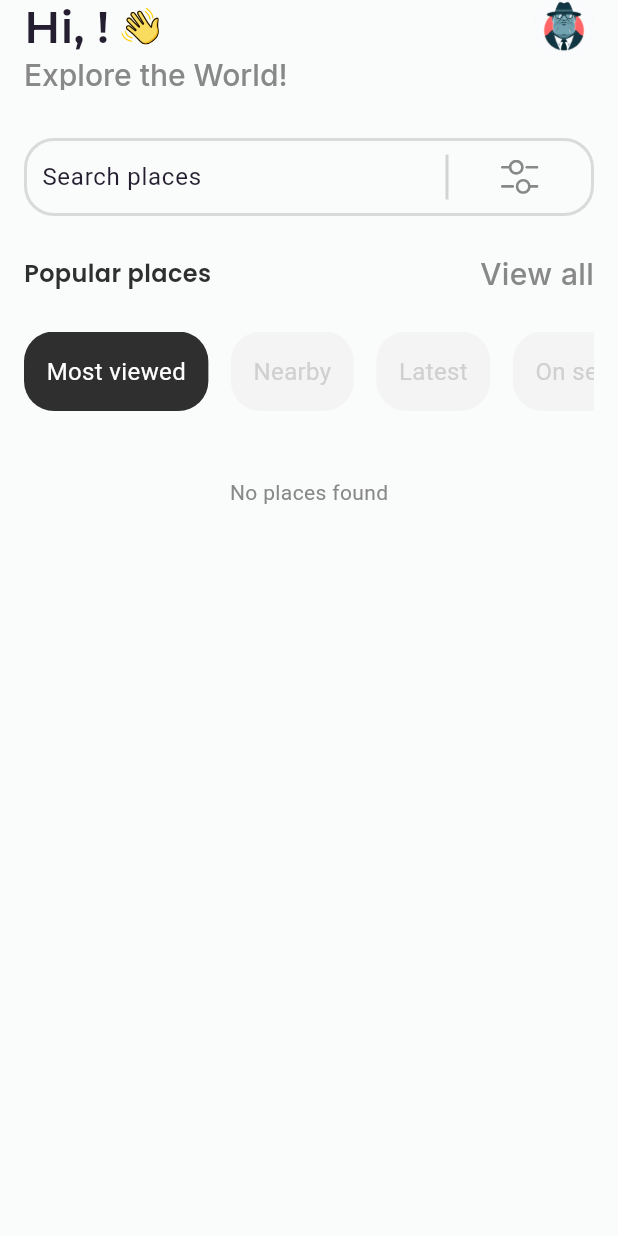
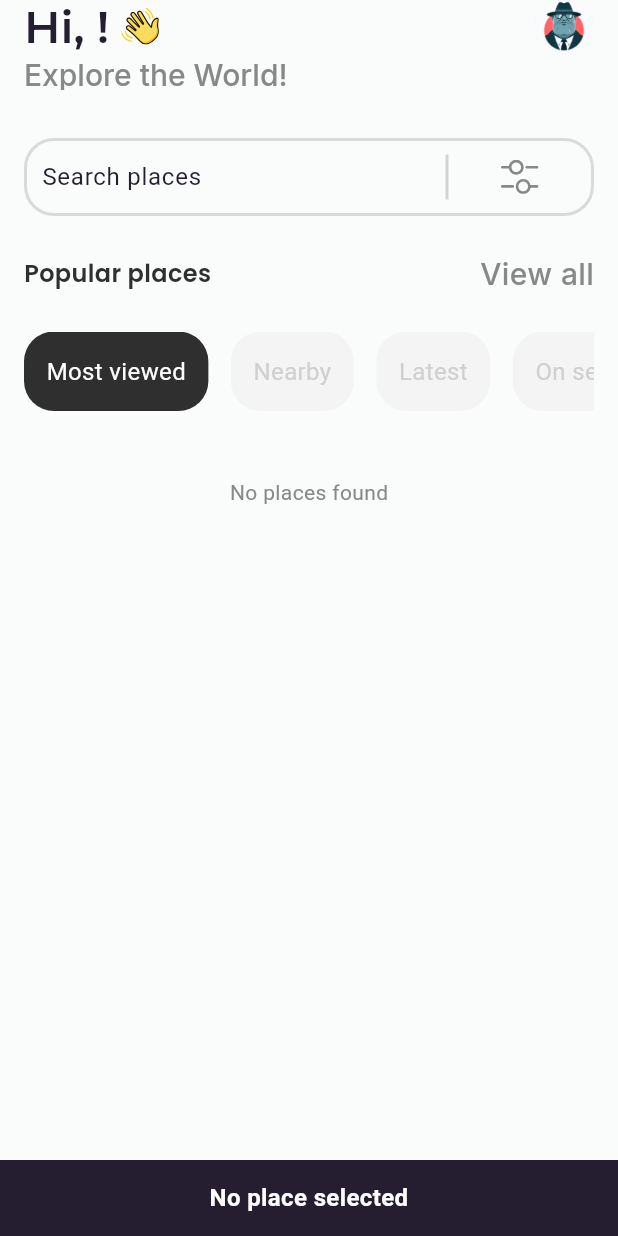
Before and after one commit to nabsba/FlutterFamousPlace, a Flutter app: the HomePage screen opened by its route, after a tap on an icon or button, on a phone screen of 412 x 824 dp. Run offline on Flutter 3.47's test engine with Material 3 defaults, Android fonts, the phone set to English and light mode, and no system bars; our stand-ins replace connectivity_plus, firebase_auth, firebase_core, firebase_storage, flutter_riverpod, flutter_secure_storage and 11 more; missing offline and left inert: dart:ffi, jwt_decode; accounts and stored records are empty; generated files the repository leaves out were written again.

Commit message:
fix(famousPlaces/InputSearchPlace): hide drop down menu after selection made + handle situation where find is clicked with no selection

```diff
--- a/lib/features/famousPlaces/components/InputSearchPlace.dart
+++ b/lib/features/famousPlaces/components/InputSearchPlace.dart
@@ -3,9 +3,11 @@ import 'package:flutter/material.dart';
 import 'package:flutter_gen/gen_l10n/app_localizations.dart';
 import 'package:flutter_riverpod/flutter_riverpod.dart';
 import 'package:flutter_svg/svg.dart';
+import 'package:google_fonts/google_fonts.dart';
 
 import '../../client/providers/clientProvider.dart';
 import '../../common/services/functions.dart';
+import '../../styles/services/typography.dart';
 import '../services/PreselectonName.dart';
 import '../services/data/constant.dart';
 import '../services/graphql/graphQlQuery.dart';
@@ -15,7 +17,7 @@ import '../services/providers/places.dart';
 import '../../graphql/client.dart';
 
 class InputSearch extends ConsumerStatefulWidget {
-  const InputSearch({Key? key}) : super(key: key);
+  const InputSearch({super.key});
 
   @override
   _InputSearchState createState() => _InputSearchState();
@@ -89,7 +91,7 @@ class _InputSearchState extends ConsumerState<InputSearch> {
               Expanded(
                 child: TextField(
                   controller: _controller,
-                  cursorColor: const Color.fromARGB(255, 146, 146, 146),
+                  cursorColor: const Color.fromARGB(255, 223, 21, 21),
                   decoration: InputDecoration(
                     hintText: AppLocalizations.of(context)!.searchPlaces,
                     border: InputBorder.none,
@@ -102,23 +104,34 @@ class _InputSearchState extends ConsumerState<InputSearch> {
                 width: 2,
                 color: const Color.fromARGB(255, 211, 211, 211),
               ),
-              Padding(
+              Container(
                 padding: const EdgeInsets.symmetric(horizontal: 35.0),
                 child: GestureDetector(
                   onTap: () {
-                    if (_selectedId!.isNotEmpty) {
+                    if (_selectedId != null && _selectedId!.isNotEmpty) {
                       ref
                           .read(menuSelected.notifier)
                           .updateMenuOnSelection(menus[3]);
-                      final place = ref.watch(placesProvider)['onSelection'];
+                      final place = ref.watch(placesProvider)[menus[3]];
                       if (place!.isNotEmpty &&
                           _selectedId == place[0]['placeDetail']['id']) {
                         return;
                       }
-
                       ref
                           .read(placesNotifierProvider.notifier)
                           .fetchPlace(ref, context, _selectedId!);
+                    } else {
+                      ScaffoldMessenger.of(context).showSnackBar(SnackBar(
+                        content: Text(
+                          AppLocalizations.of(context)!.noPLaceSelected,
+                          style: TypographyStyles.roboto500_16.copyWith(
+                            color: Colors.white, // White for name
+                            fontWeight: FontWeight.bold, // Bold for name
+                            fontSize: TypographyStyles.roboto500_16.fontSize,
+                          ),
+                          textAlign: TextAlign.center,
+                        ),
+                      ));
                     }
                   },
                   child: SvgPicture.asset(
@@ -131,11 +144,15 @@ class _InputSearchState extends ConsumerState<InputSearch> {
             ],
           ),
         ),
-        Visibility(
+        // Use a StatefulBuilder to force a rebuild of the Visibility widget
+        StatefulBuilder(
+          builder: (context, setState) {
+            return Visibility(
               visible: _suggestions.isNotEmpty,
               child: Container(
                 constraints: const BoxConstraints(maxHeight: 200),
-            margin: const EdgeInsets.only(top: 8), // Spacing below the input
+                margin:
+                    const EdgeInsets.only(top: 8), // Spacing below the input
                 decoration: BoxDecoration(
                   color: Colors.white,
                   borderRadius: BorderRadius.circular(10),
@@ -155,16 +172,29 @@ class _InputSearchState extends ConsumerState<InputSearch> {
                     return ListTile(
                       title: Text(suggestion.name),
                       onTap: () {
+                        // Temporarily remove the listener to prevent reopening
+                        _controller.removeListener(_onSearchChanged);
+
+                        // Update the text and selected ID
                         _controller.text = suggestion.name;
                         _selectedId = suggestion.id;
+
+                        // Clear suggestions and force a rebuild
                         setState(() {
                           _suggestions.clear();
+                        });
+
+                        // Re-add the listener after a short delay
+                        Future.delayed(const Duration(milliseconds: 100), () {
+                          _controller.addListener(_onSearchChanged);
                         });
                       },
                     );
                   },
                 ),
               ),
+            );
+          },
         ),
       ],
     );
--- a/lib/features/famousPlaces/components/places.dart
+++ b/lib/features/famousPlaces/components/places.dart
@@ -11,6 +11,7 @@ import '../../error/services/errors.dart';
 import '../../loaders/components/timeLoadingWidget.dart';
 import '../../loaders/services/constant.dart';
 import '../../placeDetail/services/Place.dart';
+import '../services/data/constant.dart';
 import '../services/function.dart';
 import '../services/providers/fetchPlaces.dart';
 import '../services/providers/menuSelected.dart';
@@ -61,14 +62,15 @@ class _InfiniteScrollingPageState extends ConsumerState<Places> {
     final userInfos = ref.watch(userInfosProvider);
     final menuSelectedd = ref.watch(menuSelected).menuOnSelection;
     WidgetsBinding.instance.addPostFrameCallback((_) {
-      if (userInfos != null && userInfos.userId.isNotEmpty) {
+      if (userInfos != null &&
+          userInfos.userId.isNotEmpty &&
+          menuSelectedd != menus[3]) {
         ref.read(placesNotifierProvider.notifier).fetchPlaces(ref, context);
       }
     });
     final places = ref.watch(placesProvider)[menuSelectedd];
-    print('1');
+
     if (places == null || places.isEmpty) {
-      print(menuSelectedd);
       if (paginationState[menuSelectedd]!.isLoading) {
         return LoadingWidget(loadingType: LoaderMessagesKeys.skelaton);
       }
@@ -79,7 +81,7 @@ class _InfiniteScrollingPageState extends ConsumerState<Places> {
         ),
       );
     }
-    print('2');
+
     return Flexible(
       child: SizedBox(
         height: MediaQuery.of(context).size.height * 0.83,
@@ -104,7 +106,6 @@ class _InfiniteScrollingPageState extends ConsumerState<Places> {
                         errorKey: errorMessagesKeys['CANNOT_LOAD_MORE_DATA']!,
                         loadingType: LoaderMessagesKeys.skelaton);
                   }
-                  print(places);
                   final Place place = places[index] is Place
                       ? places[index]
                       : Place(
--- a/lib/l10n/app/app_en.arb
+++ b/lib/l10n/app/app_en.arb
@@ -21,6 +21,7 @@
   "@mostViewed": {
     "description": "Label for the 'Most viewed' filter button"
   },
+  "noPLaceSelected": "No place selected",
   "viewAll": "View all",
   "@viewAll": {
     "description": "Label for the View all button"
--- a/lib/l10n/app/app_fr.arb
+++ b/lib/l10n/app/app_fr.arb
@@ -42,6 +42,7 @@
   "@viewAll": {
     "description": "Label pour le voir tous boutton"
   },
+    "noPLaceSelected": "Pas de place selectée",
   "mostViewed": "Les plus vus",
   "@mostViewed": {
     "description": "Label for the 'Most viewed' filter button"
```
Lines whose indentation alone changed are shown as unchanged.
